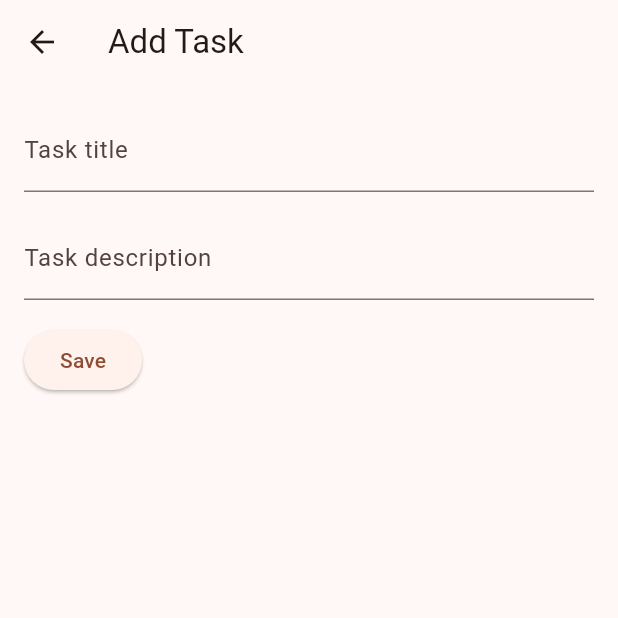
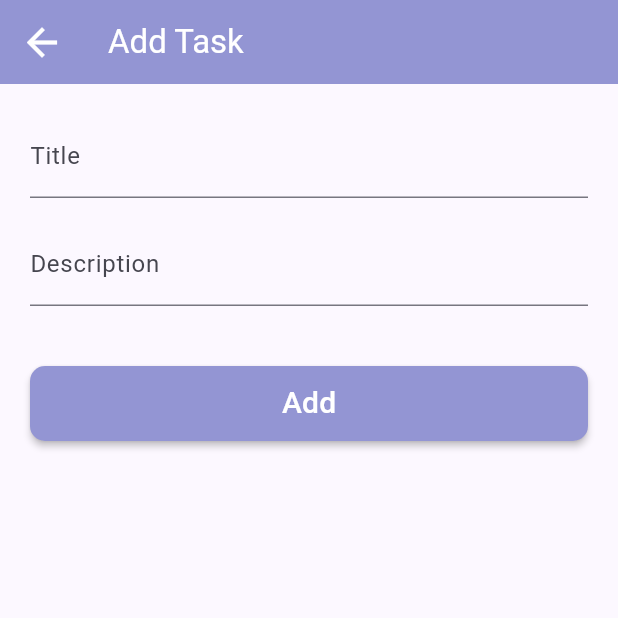
Before and after one commit to Gayathri2708/to_do_application, a Flutter app: the screen it shows after launch, after a tap on the "add" icon, on a phone screen of 412 x 824 dp, the top half of it. Run offline on Flutter 3.47's test engine with Material 3 defaults, Android fonts, the phone set to English and light mode, and no system bars; our stand-ins replace flutter_svg, get.

Commit message:
added UI design changes

```diff
--- /dev/null
+++ b/lib/constants/appThemeColors.dart
@@ -0,0 +1,14 @@
+import 'package:flutter/material.dart';
+
+class appThemeColors {
+  static final appThemeColors _colors = appThemeColors._internal();
+
+  appThemeColors._internal();
+
+  factory appThemeColors() {
+    return _colors;
+  }
+
+  static const Color appThemeColor = Color(0xff9395D3);
+  static const Color appScaffoldColor = Color(0xffD6D7EF);
+}
--- /dev/null
+++ b/lib/constants/routes/app_pages.dart
@@ -0,0 +1,11 @@
+import 'package:get/get.dart';
+import 'package:to_do_application/constants/routes/app_routes.dart';
+import 'package:to_do_application/page/todo_view.dart';
+import 'package:to_do_application/widgets/addTasks.dart';
+
+class AppPages {
+  static final pages = [
+    GetPage(name: AppRoutes.initial, page: () => ToDoView()),
+    GetPage(name: AppRoutes.addTasks, page: () => AddTasks()),
+  ];
+}
--- /dev/null
+++ b/lib/constants/routes/app_routes.dart
@@ -0,0 +1,4 @@
+class AppRoutes {
+  static const initial = '/';
+  static const addTasks = '/addTasks';
+}
--- /dev/null
+++ b/lib/constants/services/navigation_service.dart
@@ -0,0 +1,15 @@
+import 'package:get/get.dart';
+
+class NavigationService {
+  void navigate(String route, {dynamic arguments}) {
+    Get.toNamed(route, arguments: arguments);
+  }
+
+  void navigateAndReplace(String route, {dynamic arguments, dynamic result}) {
+    Get.offAndToNamed(route, arguments: arguments, result: result);
+  }
+
+  void navigateBack() {
+    Get.back();
+  }
+}
--- a/lib/controller/todo_controller.dart
+++ b/lib/controller/todo_controller.dart
@@ -1,11 +1,15 @@
-import 'package:flutter/material.dart';
 import 'package:get/get.dart';
 import 'package:to_do_application/model/model.dart';
 
 class ToDoController extends GetxController {
   RxList tasks = [].obs;
+  RxInt selectedIndex = 0.obs;
 
-  addTask(String title, String description) {
+  void addTask(String title, String description) {
     tasks.add(Task(description: description, title: title));
   }
+
+  void updateSelectedIndex(int index) {
+    selectedIndex.value = index;
+  }
 }
--- a/lib/main.dart
+++ b/lib/main.dart
@@ -1,5 +1,8 @@
 import 'package:flutter/material.dart';
 import 'package:get/get.dart';
+import 'package:to_do_application/constants/appThemeColors.dart';
+import 'package:to_do_application/constants/routes/app_pages.dart';
+import 'package:to_do_application/constants/routes/app_routes.dart';
 import 'package:to_do_application/page/todo_view.dart';
 
 void main() {
@@ -15,10 +18,13 @@ class MyApp extends StatelessWidget {
       debugShowCheckedModeBanner: false,
       title: 'Flutter Demo',
       theme: ThemeData(
-        colorScheme: ColorScheme.fromSeed(seedColor: Colors.brown),
+        colorScheme:
+            ColorScheme.fromSeed(seedColor: appThemeColors.appThemeColor),
         useMaterial3: true,
       ),
       home: ToDoView(),
+      initialRoute: AppRoutes.initial,
+      getPages: AppPages.pages,
     );
   }
 }
--- a/lib/model/model.dart
+++ b/lib/model/model.dart
@@ -1,6 +1,6 @@
 class Task {
   String title;
   String description;
-  bool? isDone;
-  Task({required this.description, required this.title, this.isDone});
+  bool isDone;
+  Task({required this.description, required this.title, this.isDone = false});
 }
--- a/lib/page/todo_view.dart
+++ b/lib/page/todo_view.dart
@@ -1,5 +1,10 @@
 import 'package:flutter/material.dart';
+import 'package:flutter_svg/flutter_svg.dart';
 import 'package:get/get.dart';
+import 'package:to_do_application/constants/appThemeColors.dart';
+import 'package:to_do_application/constants/images.dart';
+import 'package:to_do_application/constants/routes/app_routes.dart';
+import 'package:to_do_application/constants/services/navigation_service.dart';
 import 'package:to_do_application/controller/todo_controller.dart';
 import 'package:to_do_application/widgets/addTasks.dart';
 
@@ -10,13 +15,18 @@ class ToDoView extends StatelessWidget {
   @override
   Widget build(BuildContext context) {
     return Scaffold(
+      backgroundColor: appThemeColors.appScaffoldColor,
       appBar: AppBar(
-        backgroundColor: Colors.brown,
-        title: const Center(
-          child: Text(
+        backgroundColor: appThemeColors.appThemeColor,
+        title: Row(
+          mainAxisAlignment: MainAxisAlignment.spaceBetween,
+          children: [
+            const Text(
               "ToDo App",
               style: TextStyle(color: Colors.white),
             ),
+            SvgPicture.asset(Images.calendar, height: 60)
+          ],
         ),
       ),
       body: Obx(
@@ -24,27 +34,88 @@ class ToDoView extends StatelessWidget {
           itemCount: toDoController.tasks.length,
           itemBuilder: (context, index) {
             final task = toDoController.tasks[index];
-            return ListTile(
+            return Center(
+              child: Card(
+                elevation: 3.0,
+                margin: const EdgeInsets.all(15),
+                child: ListTile(
+                  visualDensity: VisualDensity(horizontal: 0, vertical: -1.0),
+                  trailing: Row(
+                    mainAxisSize: MainAxisSize.min,
+                    children: <Widget>[
+                      IconButton(
+                        onPressed: () {},
+                        icon: const Icon(
+                          Icons.edit,
+                          size: 20,
+                          color: appThemeColors.appThemeColor,
+                        ),
+                      ),
+                      IconButton(
+                        onPressed: () {},
+                        icon: const Icon(
+                          Icons.delete,
+                          size: 20,
+                          color: appThemeColors.appThemeColor,
+                        ),
+                      ),
+                      IconButton(
+                        onPressed: () {},
+                        icon: const Icon(
+                          Icons.check_circle,
+                          size: 20,
+                          color: appThemeColors.appThemeColor,
+                        ),
+                      ),
+                    ],
+                  ),
                   title: Text(
                     task.title,
-                style: TextStyle(color: Colors.black),
+                    style: const TextStyle(
+                        color: appThemeColors.appThemeColor,
+                        fontWeight: FontWeight.bold),
                   ),
                   subtitle: Text(
                     task.description,
-                style: TextStyle(color: Colors.black),
+                    style: const TextStyle(color: Colors.black),
+                  ),
+                ),
               ),
             );
           },
         ),
       ),
       floatingActionButton: FloatingActionButton(
-        backgroundColor: Colors.brown,
-        child: Icon(
+        backgroundColor: appThemeColors.appThemeColor,
+        child: const Icon(
           Icons.add,
           color: Colors.white,
         ),
         onPressed: () {
-          Get.to(AddTaskScreen());
+          NavigationService().navigate(AppRoutes.addTasks);
+        },
+      ),
+      bottomNavigationBar: BottomNavigationBar(
+        items: const <BottomNavigationBarItem>[
+          BottomNavigationBarItem(
+            icon: Icon(
+              Icons.list,
+              color: appThemeColors.appThemeColor,
+            ),
+            label: 'All',
+            backgroundColor: appThemeColors.appThemeColor,
+          ),
+          BottomNavigationBarItem(
+              icon: Icon(
+                Icons.check,
+                color: appThemeColors.appThemeColor,
+              ),
+              label: 'Completed',
+              backgroundColor: appThemeColors.appThemeColor)
+        ],
+        currentIndex: toDoController.selectedIndex.value,
+        onTap: (index) {
+          toDoController.updateSelectedIndex(index);
         },
       ),
     );
--- a/lib/widgets/addTasks.dart
+++ b/lib/widgets/addTasks.dart
@@ -1,47 +1,71 @@
 import 'package:flutter/material.dart';
 import 'package:get/get.dart';
+import 'package:to_do_application/constants/appThemeColors.dart';
+import 'package:to_do_application/constants/services/navigation_service.dart';
 import 'package:to_do_application/controller/todo_controller.dart';
 
-class AddTaskScreen extends StatelessWidget {
+class AddTasks extends StatelessWidget {
   final TextEditingController textController = TextEditingController();
   final TextEditingController descriptionController = TextEditingController();
 
   final ToDoController toDoController = Get.put(ToDoController());
 
+  AddTasks({super.key});
+
   @override
   Widget build(BuildContext context) {
     return Scaffold(
       appBar: AppBar(
-        title: Text("Add Task"),
+        iconTheme: const IconThemeData(color: Colors.white, size: 30),
+        backgroundColor: appThemeColors.appThemeColor,
+        title: const Text(
+          "Add Task",
+          style: TextStyle(color: Colors.white),
+        ),
       ),
       body: Padding(
-        padding: EdgeInsets.all(16.0),
+        padding: const EdgeInsets.all(20.0),
         child: Column(
           crossAxisAlignment: CrossAxisAlignment.start,
           children: [
             TextField(
-              decoration: InputDecoration(
-                labelText: 'Task title',
+              decoration: const InputDecoration(
+                labelText: 'Title',
               ),
               controller: textController,
             ),
-            SizedBox(height: 16.0),
+            const SizedBox(height: 16.0),
             TextField(
-              decoration: InputDecoration(
-                labelText: 'Task description',
+              decoration: const InputDecoration(
+                labelText: 'Description',
               ),
               controller: descriptionController,
             ),
-            SizedBox(height: 16.0),
-            ElevatedButton(
+            const SizedBox(height: 40.0),
+            Center(
+              child: SizedBox(
+                width: 400,
+                height: 50,
+                child: ElevatedButton(
+                  style: ElevatedButton.styleFrom(
+                    shape: RoundedRectangleBorder(
+                        borderRadius: BorderRadius.circular(10)),
+                    backgroundColor: appThemeColors.appThemeColor,
+                    elevation: 2.0,
+                  ),
                   onPressed: () {
                     toDoController.addTask(
                       textController.text,
                       descriptionController.text,
                     );
-                Get.back(); // Navigate back to the previous screen
+                    NavigationService().navigateBack();
                   },
-              child: Text('Save'),
+                  child: const Text(
+                    'Add',
+                    style: TextStyle(color: Colors.white, fontSize: 20),
+                  ),
+                ),
+              ),
             ),
           ],
         ),
--- a/pubspec.yaml
+++ b/pubspec.yaml
@@ -36,6 +36,7 @@ dependencies:
   # Use with the CupertinoIcons class for iOS style icons.
   cupertino_icons: ^1.0.6
   get: ^4.6.6
+  flutter_svg: ^2.0.10+1
 
 
 dev_dependencies:
@@ -61,9 +62,8 @@ flutter:
   uses-material-design: true
 
   # To add assets to your application, add an assets section, like this:
-  # assets:
-  #   - images/a_dot_burr.jpeg
-  #   - images/a_dot_ham.jpeg
+  assets:
+    - assets/
 
   # An image asset can refer to one or more resolution-specific "variants", see
   # https://flutter.dev/assets-and-images/#resolution-aware
```
Also changed, not shown: lib/constants/images.dart (added, +16 -0 lines), lib/page/splash_screen_page.dart (added, +14 -0 lines), assets/calendar.svg (added), assets/splash_screen_image.svg (added), pubspec.lock. Lines whose indentation alone changed are shown as unchanged.
